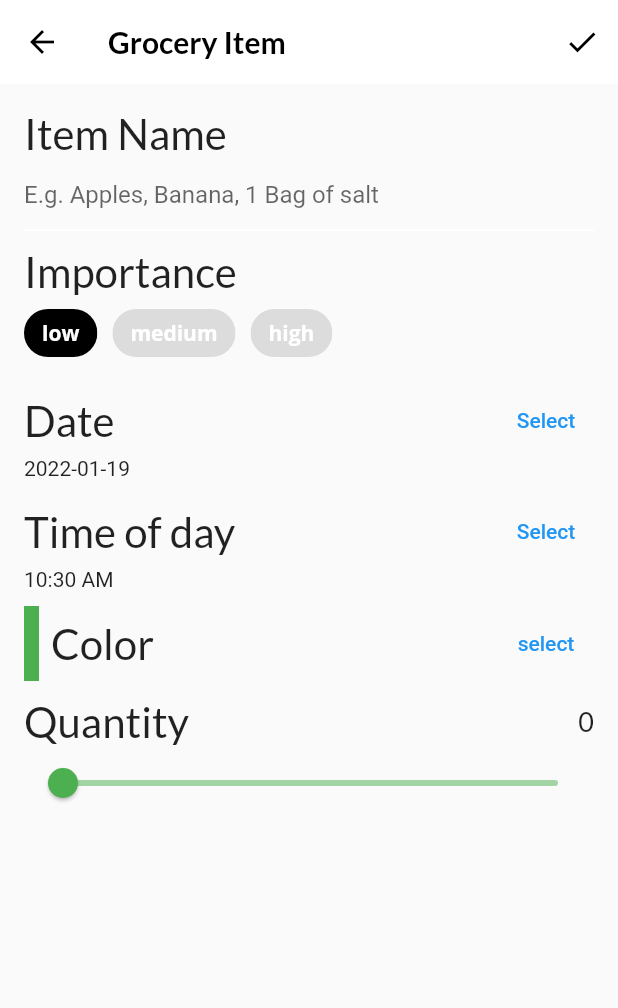
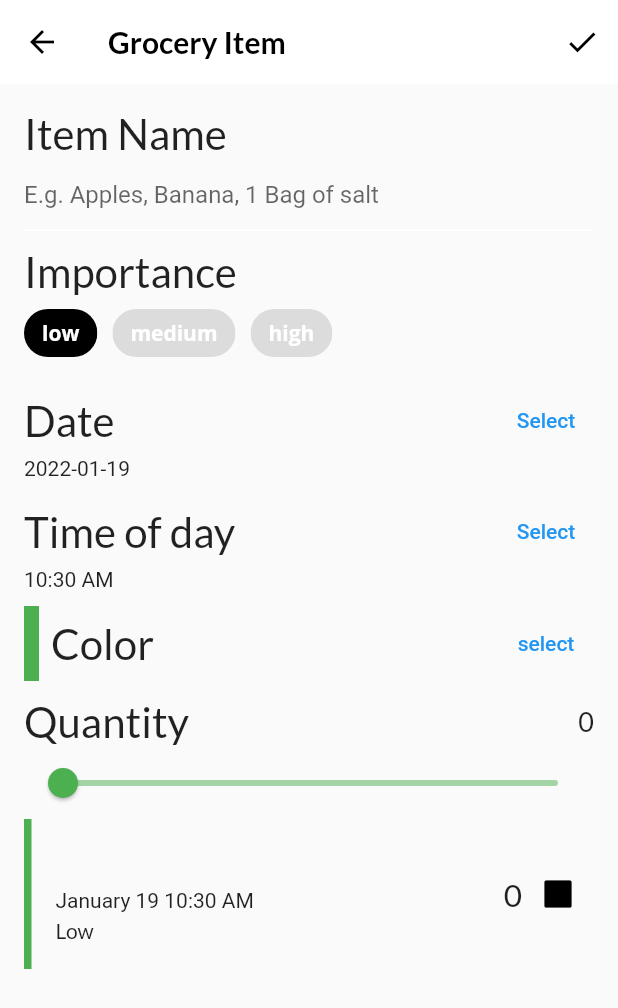
Before and after one commit to novannp/fooderlich_app, a Flutter app: the screen it shows after launch, item 3 of the bottom bar chosen, after a tap on the "add" icon, on a phone screen of 412 x 824 dp. Shown: the top 1008 px of the screen. Run offline on Flutter 3.47's test engine with Material 2 defaults, Android fonts, the phone set to English and light mode, and no system bars; our stand-ins replace flutter_colorpicker, google_fonts; project files that could hold a hidden picture were left out.

Commit message:
fix grocery tile

```diff
--- a/lib/components/grocery_tile.dart
+++ b/lib/components/grocery_tile.dart
@@ -1,10 +1,18 @@
 import 'package:flutter/material.dart';
-import '../models/models.dart';
+import 'package:google_fonts/google_fonts.dart';
+import 'package:intl/intl.dart';
+
+import '../models/grocery_item.dart';
 
 class GroceryTile extends StatelessWidget {
+  // 1
   final GroceryItem item;
-  final Function(bool)? onComplete;
+  // 2
+  final Function(bool?)? onComplete;
+  // 3
   final TextDecoration textDecoration;
+
+  // 4
   GroceryTile({
     Key? key,
     required this.item,
@@ -15,6 +23,103 @@ class GroceryTile extends StatelessWidget {
 
   @override
   Widget build(BuildContext context) {
-    return Container();
+    return SizedBox(
+      height: 100,
+      child: Row(
+        mainAxisAlignment: MainAxisAlignment.spaceBetween,
+        children: [
+          // 1
+          Row(
+            children: [
+              // 2
+              Container(width: 5.0, color: item.color),
+              // 3
+              const SizedBox(width: 16.0),
+              // 4
+              Column(
+                mainAxisAlignment: MainAxisAlignment.center,
+                crossAxisAlignment: CrossAxisAlignment.start,
+                children: [
+                  // 5
+                  Text(
+                    item.name,
+                    style: GoogleFonts.lato(
+                      decoration: textDecoration,
+                      fontSize: 21.0,
+                      fontWeight: FontWeight.bold,
+                    ),
+                  ),
+                  const SizedBox(height: 4.0),
+                  buildDate(),
+                  const SizedBox(height: 4.0),
+                  buildImportance(),
+                ],
+              ),
+            ],
+          ),
+          // 6
+          Row(
+            children: [
+              // 7
+              Text(
+                item.quantity.toString(),
+                style: GoogleFonts.lato(
+                  decoration: textDecoration,
+                  fontSize: 21,
+                ),
+              ),
+              // 8
+              buildCheckbox()
+            ],
+          )
+        ],
+      ),
+    );
+  }
+
+  Widget buildImportance() {
+    if (item.importance == Importance.low) {
+      return Text(
+        'Low',
+        style: GoogleFonts.lato(decoration: textDecoration),
+      );
+    } else if (item.importance == Importance.medium) {
+      return Text(
+        'Medium',
+        style: GoogleFonts.lato(
+          fontWeight: FontWeight.w800,
+          decoration: textDecoration,
+        ),
+      );
+    } else if (item.importance == Importance.high) {
+      return Text(
+        'High',
+        style: GoogleFonts.lato(
+          color: Colors.red,
+          fontWeight: FontWeight.w900,
+          decoration: textDecoration,
+        ),
+      );
+    } else {
+      throw Exception('This importance type does not exist');
+    }
+  }
+
+  Widget buildDate() {
+    final dateFormatter = DateFormat('MMMM dd h:mm a');
+    final dateString = dateFormatter.format(item.date);
+    return Text(
+      dateString,
+      style: TextStyle(decoration: textDecoration),
+    );
+  }
+
+  Widget buildCheckbox() {
+    return Checkbox(
+      // 1
+      value: item.isComplete,
+      // 2
+      onChanged: onComplete,
+    );
   }
 }
--- a/lib/main.dart
+++ b/lib/main.dart
@@ -11,8 +11,8 @@ void main() {
 class Fooderlich extends StatelessWidget {
   Fooderlich({Key? key}) : super(key: key);
 
+  final theme = FooderlichTheme.light();
   @override
-  final theme = FooderlichTheme.light();
   Widget build(BuildContext context) {
     return MaterialApp(
       theme: theme,
--- a/lib/models/grocery_item.dart
+++ b/lib/models/grocery_item.dart
@@ -22,7 +22,7 @@ class GroceryItem {
       required this.color,
       required this.quantity,
       required this.date,
-      required this.isComplete});
+      this.isComplete = false});
 
   GroceryItem copyWith({
     String? id,
--- a/lib/screens/grocery_item_screen.dart
+++ b/lib/screens/grocery_item_screen.dart
@@ -4,12 +4,14 @@ import 'package:flutter_colorpicker/flutter_colorpicker.dart';
 import 'package:intl/intl.dart';
 import 'package:uuid/uuid.dart';
 import '../models/models.dart';
+import '../components/grocery_tile.dart';
 
 class GroceryItemScreen extends StatefulWidget {
   final Function(GroceryItem) onCreate;
   final Function(GroceryItem) onUpdate;
   final GroceryItem? originalItem;
   final bool isUpdating;
+
   const GroceryItemScreen({
     Key? key,
     required this.onCreate,
@@ -63,7 +65,7 @@ class _GroceryItemScreenState extends State<GroceryItemScreen> {
   Widget build(BuildContext context) {
     return Scaffold(
       appBar: AppBar(
-        actions: [IconButton(onPressed: () {}, icon: Icon(Icons.check))],
+        actions: [IconButton(onPressed: () {}, icon: const Icon(Icons.check))],
         elevation: 0.0,
         title: Text(
           'Grocery Item',
@@ -86,14 +88,27 @@ class _GroceryItemScreenState extends State<GroceryItemScreen> {
             const SizedBox(
               height: 10.0,
             ),
-            buildQuantityField()
-            // TODO: 19: Add Grocery Tile],
+            buildQuantityField(),
+            GroceryTile(
+              item: GroceryItem(
+                id: 'previewMode',
+                name: _name,
+                importance: _importance,
+                color: _currentColor,
+                quantity: _currentSliderValue,
+                date: DateTime(
+                  _dueDate.year,
+                  _dueDate.month,
+                  _dueDate.day,
+                  _timeOfDay.hour,
+                  _timeOfDay.minute,
+                ),
+              ),
+            ),
           ],
         ),
       ),
     );
-
-    // ignore: dead_code
   }
 
   Widget buildNameField() {
--- a/lib/screens/grocery_screen.dart
+++ b/lib/screens/grocery_screen.dart
@@ -1,8 +1,8 @@
 import 'package:flutter/material.dart';
-import 'package:fooderlich/screens/grocery_item_screen.dart';
+import 'grocery_item_screen.dart';
 import 'package:provider/provider.dart';
 import 'empty_grocery_screen.dart';
-import 'package:fooderlich/models/models.dart';
+import '../models/models.dart';
 
 class GroceryScreen extends StatelessWidget {
   const GroceryScreen({Key? key}) : super(key: key);
```
Also changed, not shown: lib/screens/empty_grocery_screen.dart (+6 -3 lines).
